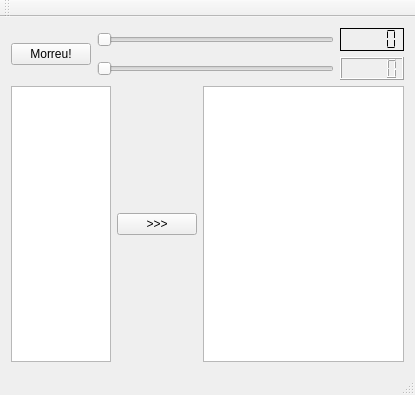
Above: helloqt/mainwindow.ui from agostinhobritojr/dca1202 before the change. Below: the same form after it.
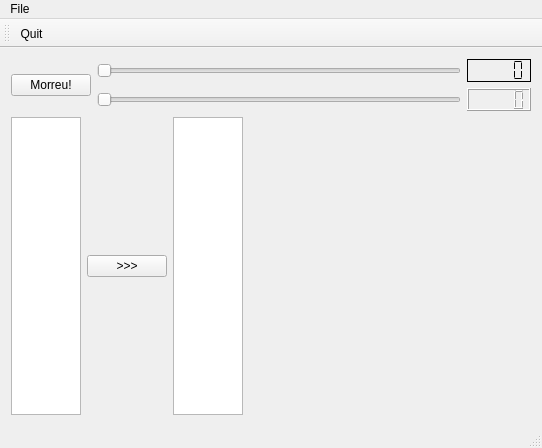
That is the form after the change. Icons and pictures are not drawn. Custom widgets are drawn as their Qt base class.

Patch:
```diff
--- a/helloqt/mainwindow.ui
+++ b/helloqt/mainwindow.ui
@@ -6,8 +6,8 @@
    <rect>
     <x>0</x>
     <y>0</y>
-    <width>415</width>
-    <height>395</height>
+    <width>542</width>
+    <height>448</height>
    </rect>
   </property>
   <property name="windowTitle">
@@ -16,7 +16,7 @@
   <widget class="QWidget" name="centralWidget">
    <layout class="QVBoxLayout" name="verticalLayout_2">
     <item>
-     <layout class="QHBoxLayout" name="horizontalLayout_3">
+     <layout class="QHBoxLayout" name="horizontalLayout_5">
       <item>
        <widget class="QPushButton" name="pushButtonMorreu">
         <property name="text">
@@ -69,6 +69,8 @@
      </layout>
     </item>
     <item>
+     <layout class="QHBoxLayout" name="horizontalLayout_3" stretch="40,60">
+      <item>
      <layout class="QHBoxLayout" name="horizontalLayout_4" stretch="30,10,60">
       <item>
        <widget class="QPlainTextEdit" name="plainTextEdit"/>
@@ -85,6 +87,11 @@
       </item>
      </layout>
     </item>
+      <item>
+       <widget class="Plotter" name="widget" native="true"/>
+      </item>
+     </layout>
+    </item>
    </layout>
   </widget>
   <widget class="QMenuBar" name="menuBar">
@@ -92,10 +99,17 @@
     <rect>
      <x>0</x>
      <y>0</y>
-     <width>415</width>
+     <width>542</width>
      <height>22</height>
     </rect>
    </property>
+   <widget class="QMenu" name="menuFile">
+    <property name="title">
+     <string>File</string>
+    </property>
+    <addaction name="actionQuit"/>
+   </widget>
+   <addaction name="menuFile"/>
   </widget>
   <widget class="QToolBar" name="mainToolBar">
    <attribute name="toolBarArea">
@@ -104,11 +118,34 @@
    <attribute name="toolBarBreak">
     <bool>false</bool>
    </attribute>
+   <addaction name="actionQuit"/>
   </widget>
   <widget class="QStatusBar" name="statusBar"/>
+  <action name="actionQuit">
+   <property name="icon">
+    <iconset resource="resources.qrc">
+     <normaloff>:/icons/Morreu</normaloff>:/icons/Morreu</iconset>
+   </property>
+   <property name="text">
+    <string>Quit</string>
+   </property>
+   <property name="shortcut">
+    <string>Ctrl+Q</string>
+   </property>
+  </action>
  </widget>
  <layoutdefault spacing="6" margin="11"/>
- <resources/>
+ <customwidgets>
+  <customwidget>
+   <class>Plotter</class>
+   <extends>QWidget</extends>
+   <header>plotter.h</header>
+   <container>1</container>
+  </customwidget>
+ </customwidgets>
+ <resources>
+  <include location="resources.qrc"/>
+ </resources>
  <connections>
   <connection>
    <sender>horizontalSlider</sender>
```
Left out of the diff: 28 changed lines with no effect on the pictures. Lines whose indentation alone changed are shown as unchanged.
